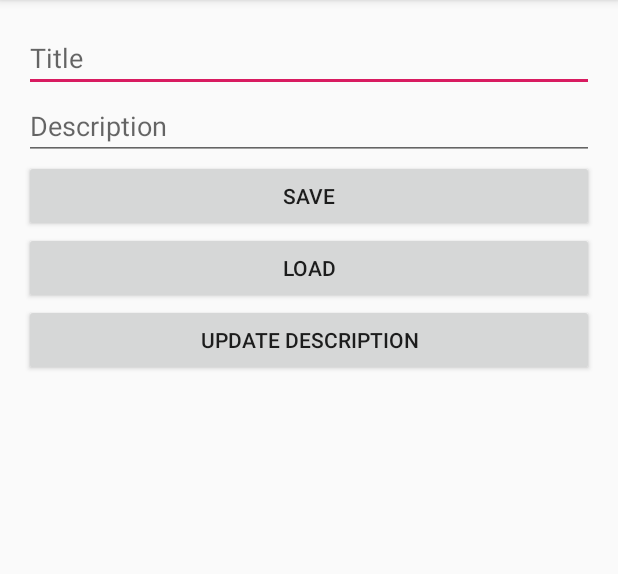
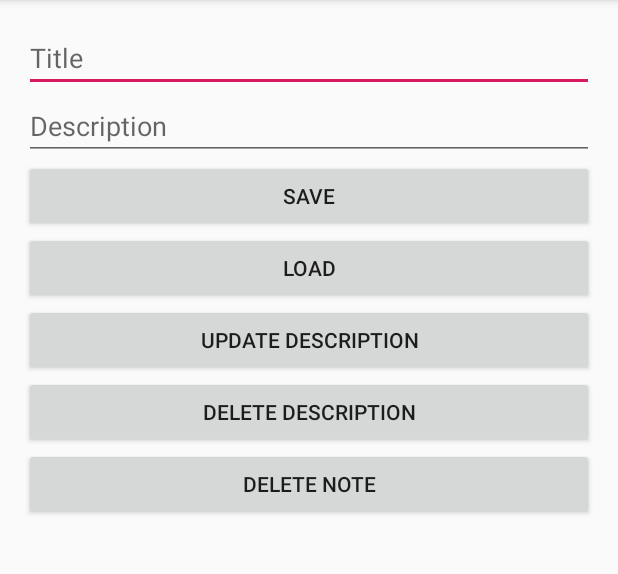
Before and after one commit to alessanderleite/FirestoreApp, an Android app: the screen it shows after launch (MainActivity), on a phone screen of 412 x 824 dp, the part 84-658 px from its top. Run offline under Robolectric (Android 15) with nearby library versions, the phone set to English and light mode, and no system bars; our stand-ins replace Firebase (no records; nobody signed in at launch, a user with empty details on screens opened directly).

Commit message:
adding delete description and delete note buttons

```diff
--- a/app/src/main/res/layout/activity_main.xml
+++ b/app/src/main/res/layout/activity_main.xml
@@ -40,6 +40,18 @@
         android:text="Update description"
         android:onClick="updateDescription"/>
 
+    <Button
+        android:layout_width="match_parent"
+        android:layout_height="wrap_content"
+        android:text="Delete description"
+        android:onClick="deleteDescription"/>
+
+    <Button
+        android:layout_width="match_parent"
+        android:layout_height="wrap_content"
+        android:text="Delete note"
+        android:onClick="deleteNote"/>
+
     <TextView
         android:id="@+id/text_view_date"
         android:layout_width="wrap_content"
```
